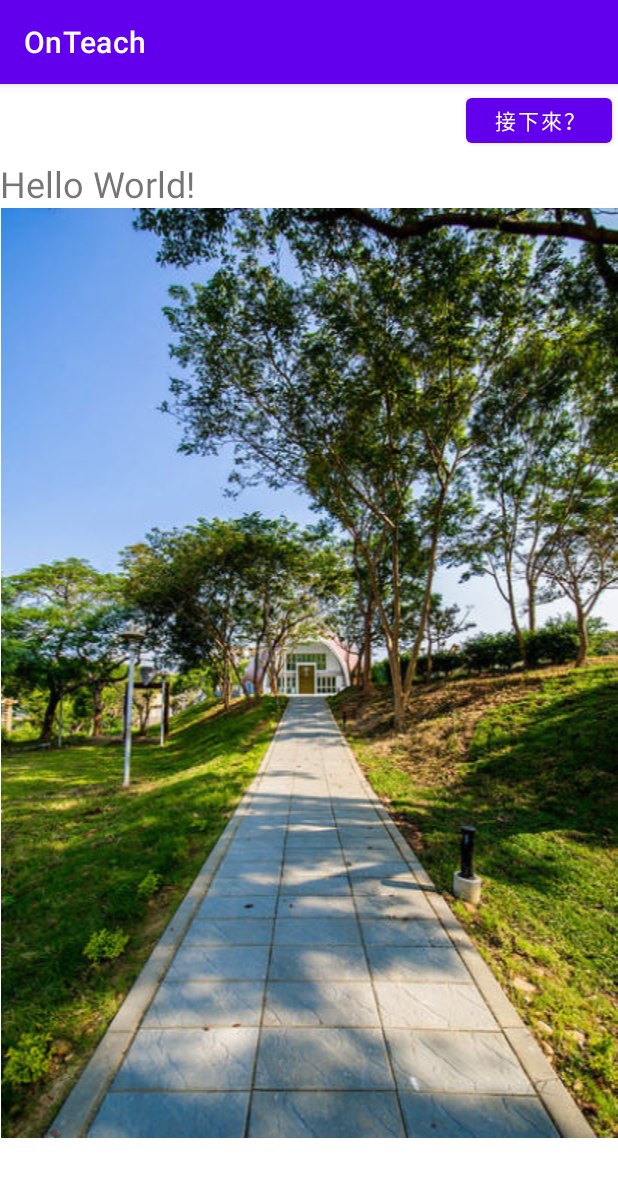
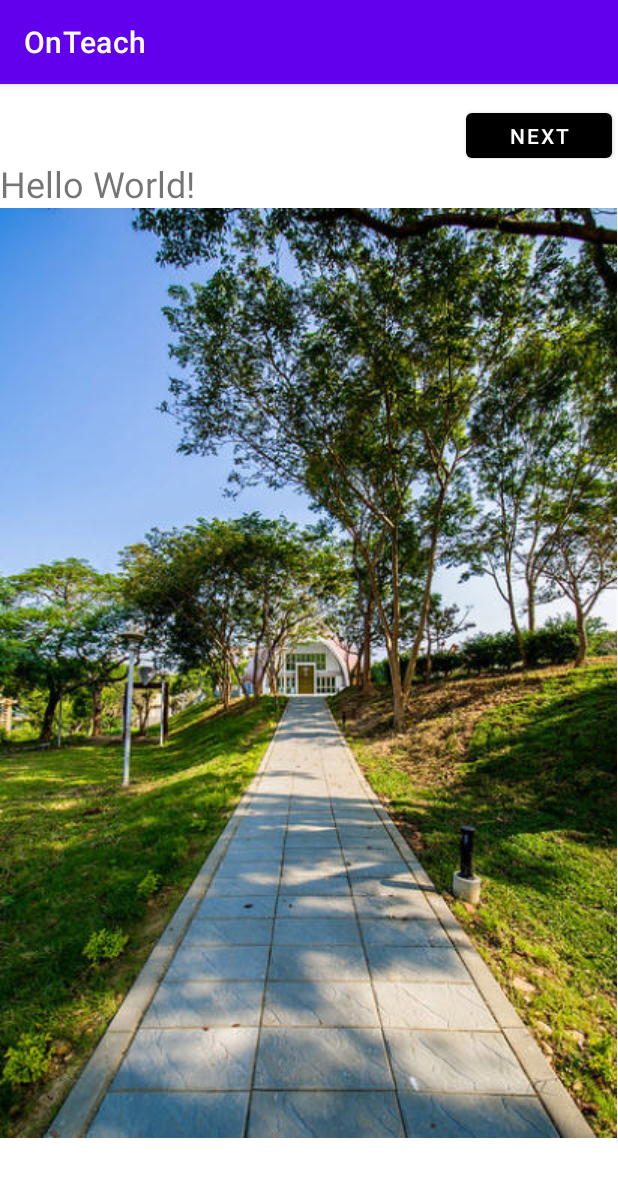
Before and after one commit to longshenn/OnTeach, an Android app: the screen it shows after launch (MainActivity), on a phone screen of 412 x 824 dp. Shown: the top 1177 px of the screen. Run offline under Robolectric (Android 15) with nearby library versions, the phone set to English and light mode, and no system bars.

Commit message:
小純子喜歡黑紅色的按鍵

```diff
--- a/app/src/main/java/com/example/onteach/MainActivity.kt
+++ b/app/src/main/java/com/example/onteach/MainActivity.kt
@@ -9,8 +9,7 @@ import android.view.View
 
 import kotlinx.android.synthetic.main.activity_main.*
 
-class MainActivity : AppCompatActivity() , GestureDetector.OnGestureListener,
-    GestureDetector.OnDoubleTapListener, View.OnTouchListener{
+class MainActivity : AppCompatActivity() , GestureDetector.OnGestureListener, GestureDetector.OnDoubleTapListener, View.OnTouchListener{
 
     lateinit var gDetector: GestureDetector
     var PictureNo:Int = 0  //目前顯示第幾張圖
--- a/app/src/main/java/com/example/onteach/SelectActivity.kt
+++ b/app/src/main/java/com/example/onteach/SelectActivity.kt
@@ -14,12 +14,10 @@ class SelectActivity : AppCompatActivity() {
 
 
         btnA1.setOnClickListener(object : View.OnClickListener {
-
             override fun onClick(p0: View?) {
                 intent = Intent(this@SelectActivity, StoryActivity1::class.java)
                 startActivity(intent)
             }
         })
-
     }
 }
--- a/app/src/main/res/layout/activity_main.xml
+++ b/app/src/main/res/layout/activity_main.xml
@@ -15,12 +15,15 @@
             android:id="@+id/btnM1"
             android:layout_width="97dp"
             android:layout_height="42dp"
+            android:layout_marginTop="16dp"
             android:layout_marginEnd="4dp"
-            android:text="接下來？"
+            android:text="Next"
+            app:backgroundTint="@color/black"
             app:layout_constraintBottom_toBottomOf="parent"
             app:layout_constraintEnd_toEndOf="parent"
             app:layout_constraintTop_toTopOf="parent"
-            app:layout_constraintVertical_bias="0.4" />
+            app:layout_constraintVertical_bias="0.4"
+            app:rippleColor="@color/design_default_color_error" />
     </androidx.constraintlayout.widget.ConstraintLayout>
 
     <TextView
@@ -32,7 +35,7 @@
 
     <ImageView
         android:id="@+id/img"
-        android:layout_width="match_parent"
+        android:layout_width="wrap_content"
         android:layout_height="wrap_content"
         app:srcCompat="@drawable/pu0" />
 
```
